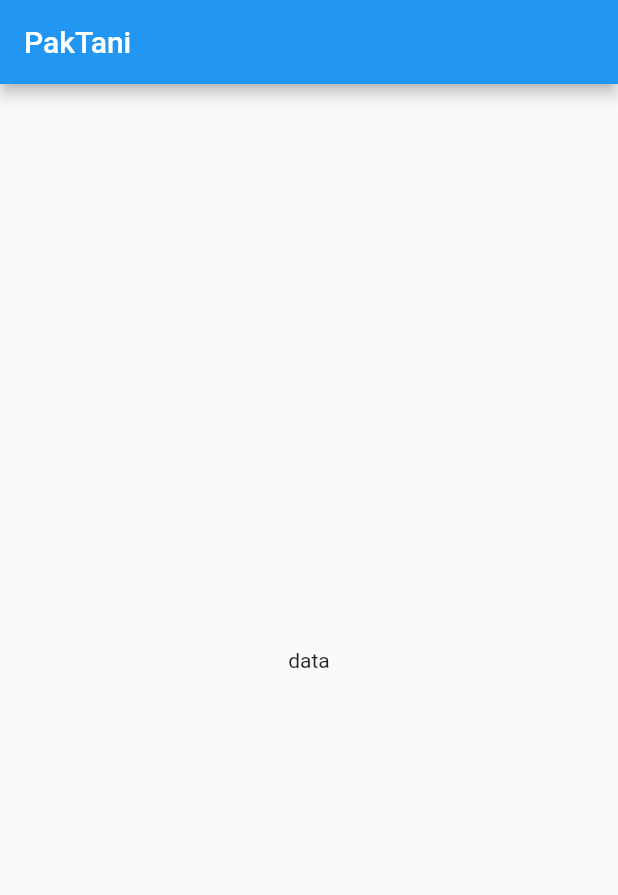
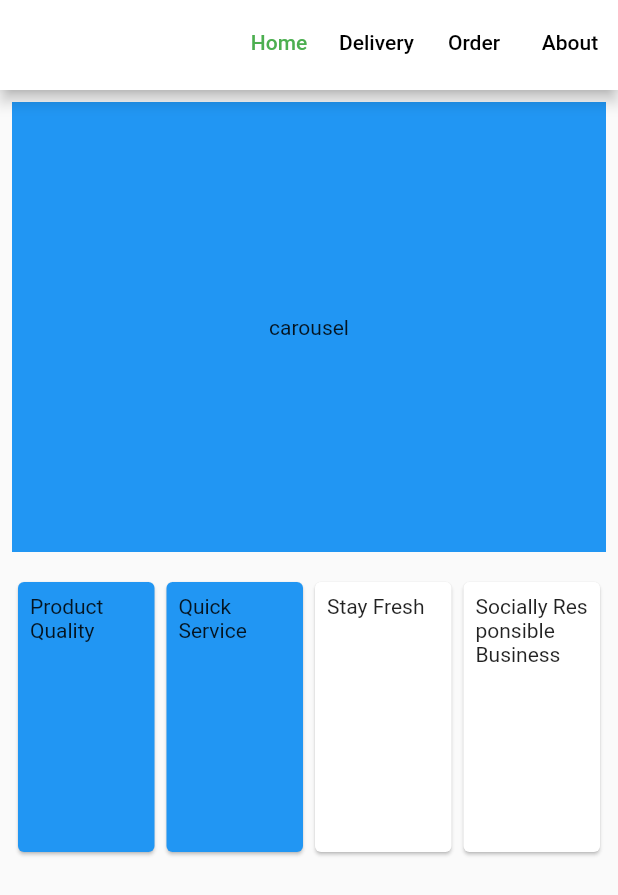
Before and after one commit to ananda606/PakTani, a Flutter app: the screen it shows after launch, on a phone screen of 412 x 824 dp. Shown: the top 895 px of the screen. Run offline on Flutter 3.47's test engine with Material 2 defaults, Android fonts, the phone set to English and light mode, and no system bars; our stand-ins replace get.

Commit message:
update ui

```diff
--- a/lib/landing_page.dart
+++ /dev/null
@@ -1,15 +0,0 @@
-import 'package:flutter/material.dart';
-
-class LandingPage extends StatelessWidget {
-  @override
-  Widget build(BuildContext context) {
-    return Scaffold(
-      appBar: AppBar(
-        title: Text('PakTani'),
-      ),
-      body: Center(
-        child: Text('data'),
-      ),
-    );
-  }
-}
--- a/lib/main.dart
+++ b/lib/main.dart
@@ -1,5 +1,6 @@
 import 'package:flutter/material.dart';
-import 'package:flutter_application_1/landing_page.dart';
+import 'package:flutter_application_1/ui/landing_page.dart';
+
 void main() {
   runApp(MyApp());
 }
@@ -7,17 +8,11 @@ void main() {
 class MyApp extends StatelessWidget {
   const MyApp({Key? key}) : super(key: key);
 
-
   @override
   Widget build(BuildContext context) {
     return MaterialApp(
+      debugShowCheckedModeBanner: false,
       title: 'PakTani',
-
-      theme: ThemeData(
-
-        primarySwatch: Colors.blue,
-      ),
-
       home: LandingPage(),
     );
   }
@@ -37,23 +32,18 @@ class _MyHomePageState extends State<MyHomePage> {
 
   void _incrementCounter() {
     setState(() {
-
       _counter++;
     });
   }
 
   @override
   Widget build(BuildContext context) {
-
     return Scaffold(
       appBar: AppBar(
-
         title: Text(widget.title),
       ),
       body: Center(
-
         child: Column(
-
           mainAxisAlignment: MainAxisAlignment.center,
           children: <Widget>[
             const Text(
--- /dev/null
+++ b/lib/responsive/responsive_layout.dart
@@ -0,0 +1,42 @@
+import 'package:flutter/material.dart';
+
+class ResponsiveLayout extends StatelessWidget {
+  final Widget largeScreen;
+  final Widget? mediumScreen;
+  final Widget? smallScreen;
+  ResponsiveLayout({
+    Key? key,
+    required this.largeScreen,
+    required this.mediumScreen,
+    required this.smallScreen,
+  }) : super(key: key);
+
+  static bool isSmallScreen(BuildContext context) {
+    return MediaQuery.of(context).size.width < 800;
+  }
+
+  static bool isLargeScreen(BuildContext context) {
+    return MediaQuery.of(context).size.width > 1200;
+  }
+
+  static bool isMediumScreen(BuildContext context) {
+    return MediaQuery.of(context).size.width >= 800 &&
+        MediaQuery.of(context).size.width <= 1200;
+  }
+
+  @override
+  Widget build(BuildContext context) {
+    return LayoutBuilder(
+      builder: (context, constraints) {
+        if (constraints.maxWidth > 1200) {
+          return largeScreen;
+        } else if (constraints.maxWidth <= 1200 &&
+            constraints.maxWidth >= 800) {
+          return mediumScreen ?? largeScreen;
+        } else {
+          return smallScreen ?? largeScreen;
+        }
+      },
+    );
+  }
+}
--- /dev/null
+++ b/lib/ui/landing_page.dart
@@ -0,0 +1,95 @@
+import 'package:flutter/material.dart';
+import 'package:flutter_application_1/utils/custom_appbar.dart';
+import 'package:get/get.dart';
+
+class TabController extends GetxController {
+  int _x = 0;
+  int get x => _x;
+  void increaseX() {
+    _x++;
+  }
+}
+
+class LandingPage extends StatelessWidget {
+  @override
+  Widget build(BuildContext context) {
+    return Scaffold(
+      appBar: PreferredSize(
+        preferredSize: Size.fromHeight(60),
+        child: CustomAppbar(),
+      ),
+      body: SafeArea(
+        child: ListView(
+          children: [
+            Padding(
+              padding: const EdgeInsets.all(8.0),
+              child: Container(
+                height: 300,
+                color: Colors.blue,
+                child: Center(child: Text("carousel")),
+              ),
+            ),
+            Padding(
+              padding: const EdgeInsets.all(8.0),
+              child: Row(
+                mainAxisAlignment: MainAxisAlignment.spaceEvenly,
+                children: [
+                  Expanded(
+                    child: Card(
+                      color: Colors.blue,
+                      child: Container(
+                        height: 180,
+                        width: 280,
+                        child: Padding(
+                          padding: const EdgeInsets.all(8.0),
+                          child: Text("Product Quality"),
+                        ),
+                      ),
+                    ),
+                  ),
+                  Expanded(
+                    child: Card(
+                      color: Colors.blue,
+                      child: Container(
+                        height: 180,
+                        width: 280,
+                        child: Padding(
+                          padding: const EdgeInsets.all(8.0),
+                          child: Text("Quick Service"),
+                        ),
+                      ),
+                    ),
+                  ),
+                  Expanded(
+                    child: Card(
+                      child: Container(
+                        height: 180,
+                        width: 280,
+                        child: Padding(
+                          padding: const EdgeInsets.all(8.0),
+                          child: Text("Stay Fresh"),
+                        ),
+                      ),
+                    ),
+                  ),
+                  Expanded(
+                    child: Card(
+                      child: Container(
+                        height: 180,
+                        width: 280,
+                        child: Padding(
+                          padding: const EdgeInsets.all(8.0),
+                          child: Text("Socially Responsible Business"),
+                        ),
+                      ),
+                    ),
+                  ),
+                ],
+              ),
+            ),
+          ],
+        ),
+      ),
+    );
+  }
+}
--- /dev/null
+++ b/lib/ui/login_page.dart
@@ -0,0 +1 @@
+import 'package:flutter/material.dart';
--- /dev/null
+++ b/lib/utils/custom_appbar.dart
@@ -0,0 +1,57 @@
+import 'package:flutter/material.dart';
+
+class CustomAppbar extends StatefulWidget {
+  @override
+  State<CustomAppbar> createState() => _CustomAppbarState();
+}
+
+class _CustomAppbarState extends State<CustomAppbar> {
+  final List _isHovering = [false, false, false, false];
+  @override
+  Widget build(BuildContext context) {
+    return AppBar(
+      backgroundColor: Colors.white,
+      actions: [
+        TextButton(
+          onPressed: (() {}),
+          onHover: (value) {
+            _isHovering[0] = value;
+          },
+          child: Text(
+            "Home",
+            style: TextStyle(
+              color: _isHovering[0] ? Colors.black : Colors.green,
+            ),
+          ),
+        ), //homepage
+        TextButton(
+          onPressed: (() {}),
+          child: Text(
+            "Delivery",
+            style: TextStyle(
+              color: _isHovering[1] ? Colors.green : Colors.black,
+            ),
+          ),
+        ), //delivery
+        TextButton(
+          onPressed: (() {}),
+          child: Text(
+            "Order",
+            style: TextStyle(
+              color: _isHovering[2] ? Colors.green : Colors.black,
+            ),
+          ),
+        ), //order
+        TextButton(
+          onPressed: (() {}),
+          child: Text(
+            "About",
+            style: TextStyle(
+              color: _isHovering[3] ? Colors.green : Colors.black,
+            ),
+          ),
+        ), //profile
+      ],
+    );
+  }
+}
```
